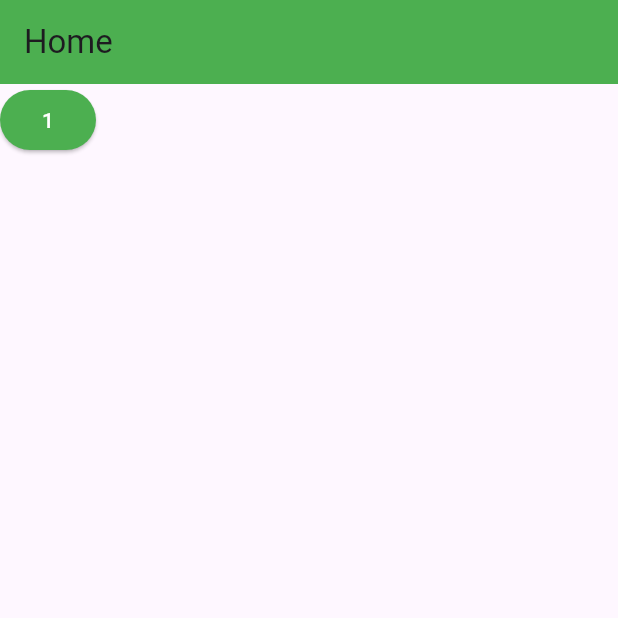
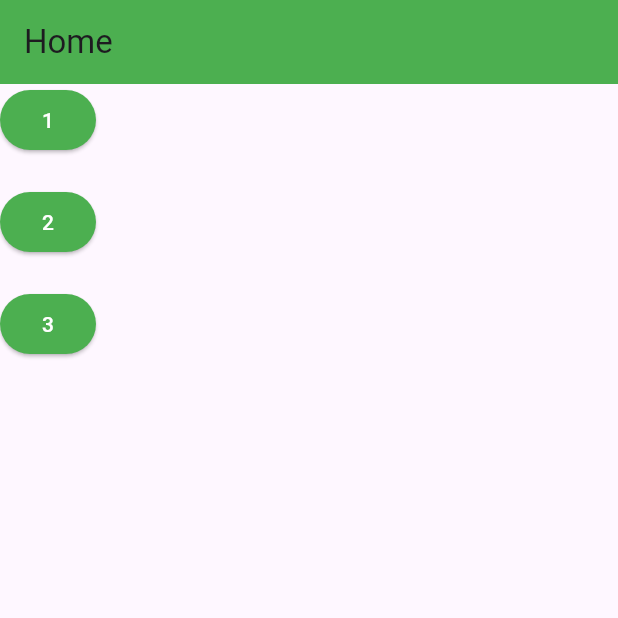
Before and after one commit to Shadowbeasto7/Flutter-returns, a Flutter app: the screen it shows after launch, on a phone screen of 412 x 824 dp, the top half of it. Run offline on Flutter 3.47's test engine with Material 3 defaults, Android fonts, the phone set to English and light mode, and no system bars.

Commit message:
extra_button

```diff
--- a/day4/lib/screens/homeScreen/homeScreen.dart
+++ b/day4/lib/screens/homeScreen/homeScreen.dart
@@ -15,20 +15,42 @@ class _homeScreenState extends State<homeScreen> {
         title: Text('Home'),
         backgroundColor: Colors.green,
       ),
-      body: ElevatedButton(
-          onPressed :(){
-            print('Button');
-
-          },
-          style: ElevatedButton.styleFrom(
-            backgroundColor: Colors.green,
-            foregroundColor: Colors.white,),
-
-          child: Text("1",
-          ),
-
-
-
-    ));
+      body: Container(
+        child: Column(
+          mainAxisAlignment: MainAxisAlignment.start,
+          children: <Widget>[
+            ElevatedButton(
+              onPressed: () {
+                print('1');
+              },
+              style: ElevatedButton.styleFrom(
+                backgroundColor: Colors.green,
+                foregroundColor: Colors.white,),
+              child: Text('1'),
+            ),
+            SizedBox(height: 20), // Adds space between buttons
+            ElevatedButton(
+              onPressed: () {
+                print('2');
+              },
+              style: ElevatedButton.styleFrom(
+                backgroundColor: Colors.green,
+                foregroundColor: Colors.white,),
+              child: Text('2'),
+            ),
+            SizedBox(height: 20),
+            ElevatedButton(
+              onPressed: () {
+                print('Button 3 Pressed');
+              },
+              style: ElevatedButton.styleFrom(
+                backgroundColor: Colors.green,
+                foregroundColor: Colors.white,),
+              child: Text('3'),
+            ),
+          ],
+        ),
+      ),
+    );
   }
 }
```
